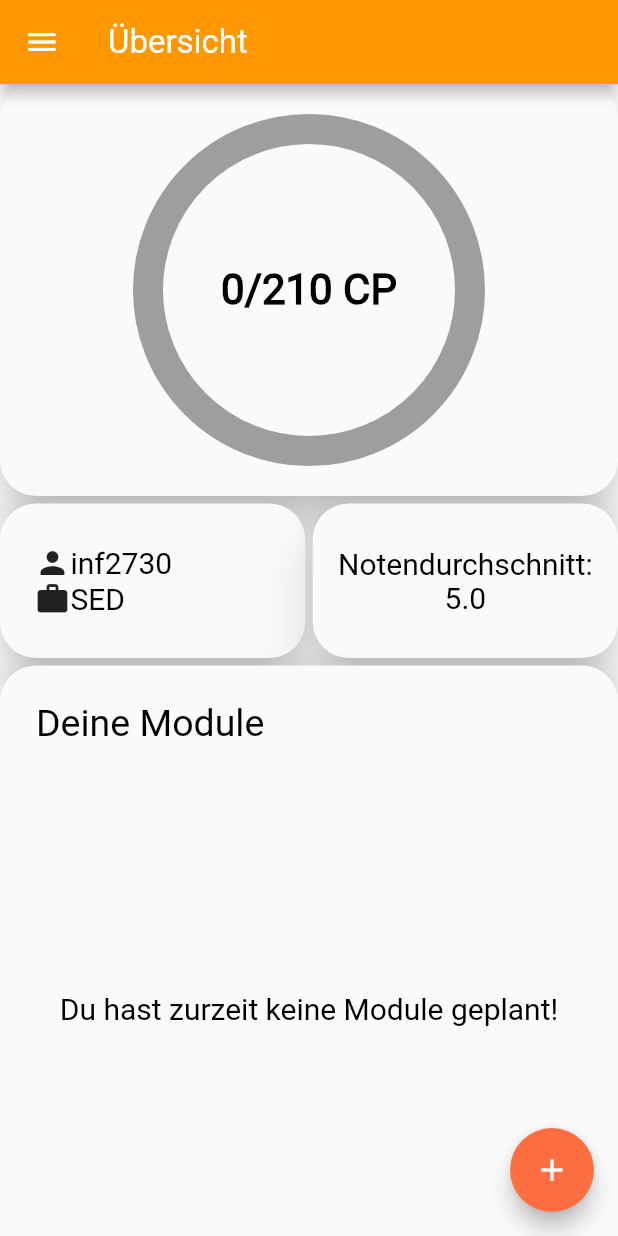
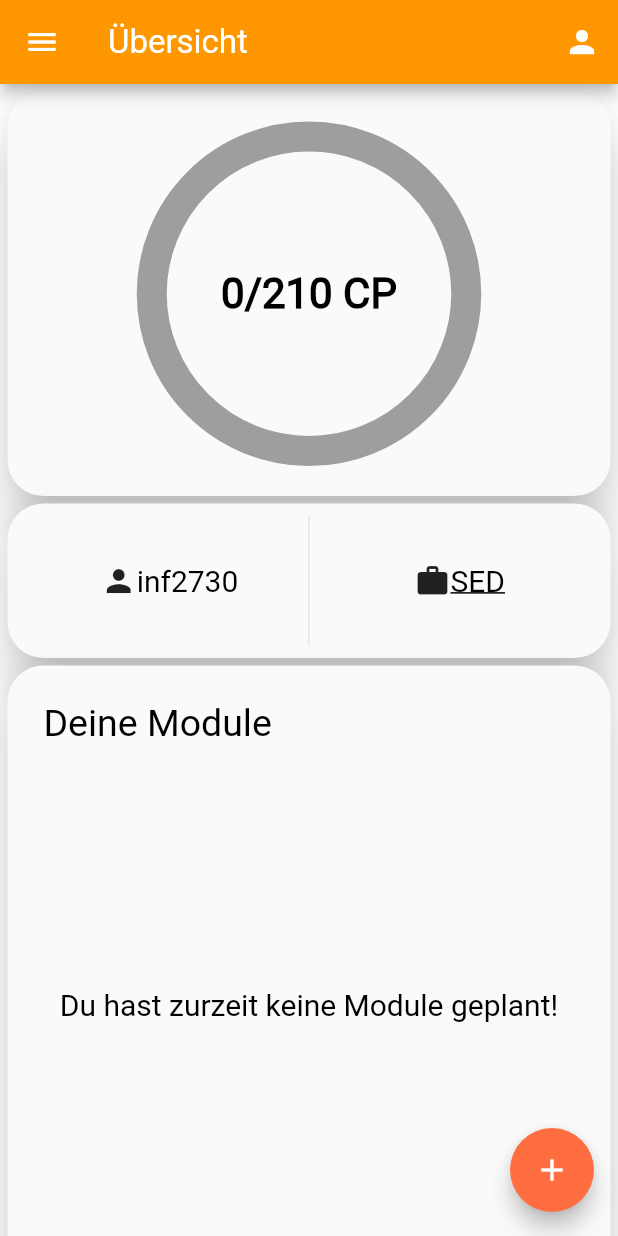
Before and after one commit to AlfredTachi/MyStudyBuddy2020, a Flutter app: the screen it shows after launch, on a phone screen of 412 x 824 dp. Run offline on Flutter 3.47's test engine with Material 2 defaults, Android fonts, the phone set to English and light mode, and no system bars; our stand-ins replace percent_indicator, photo_view, smooth_star_rating, webview_flutter; missing offline and left inert: flutter_plugin_pdf_viewer.

Commit message:
removed "Notendurchschnitt" from dashboard added person Icon to dashboard

```diff
--- a/lib/dashboard/dashboard.dart
+++ b/lib/dashboard/dashboard.dart
@@ -14,15 +14,21 @@ class DashboardState extends State<Dashboard> {
     return Scaffold(
       appBar: AppBar(
         title: Text("Übersicht"),
+        actions: <Widget>[
+          IconButton(
+            icon: Icon(Icons.person),
+            onPressed: () {
+              ///TODO Profilseite anzeigen
+            },
+          )
+        ],
       ),
       drawer: OwnDrawer(),
       body: StaggeredView(),
       floatingActionButton: FloatingActionButton(
         onPressed: () {
-          Navigator.push(
-            context,
-            MaterialPageRoute(builder: (context) => ModuleSelection())
-          );
+          Navigator.push(context,
+              MaterialPageRoute(builder: (context) => ModuleSelection()));
         },
         tooltip: 'Modul hinzufügen',
         child: Icon(Icons.add),
--- a/lib/dashboard/staggered_view_dashboard/staggered_view_dashboard.dart
+++ b/lib/dashboard/staggered_view_dashboard/staggered_view_dashboard.dart
@@ -19,34 +19,38 @@ Material persondetails(IconData icon, String infnumber, IconData icontwo,
       borderRadius: BorderRadius.circular(24.0),
       child: Padding(
         padding: EdgeInsets.all(8),
-        child: Column(
-          crossAxisAlignment: CrossAxisAlignment.start,
+        child: Row(
+          children: <Widget>[
+            Expanded(
+                child: Row(
               mainAxisAlignment: MainAxisAlignment.center,
               children: <Widget>[
-            Row(
-              children: <Widget>[
-                Padding(padding: EdgeInsets.only(left:15)),
+                Padding(padding: EdgeInsets.only(left: 15)),
                 Icon(icon),
                 Text(infnumber, style: TextStyle(fontSize: 20)),
               ],
-            ),
+            )),
+            VerticalDivider(),
+            Expanded(
+                child: Row(
+              mainAxisAlignment: MainAxisAlignment.center,
+              children: <Widget>[
                 GestureDetector(
                   onTap: () {
                     Navigator.pushNamed(context, '/qspinfo');
                   },
-              child: Container(
                   child: Row(
                     children: <Widget>[
-                  Padding(padding: EdgeInsets.only(left:15)),
                       Icon(icontwo),
-                  Flexible(
-                      child: FittedBox(
-                          fit: BoxFit.cover,
-                          child:
-                              Text(special, style: TextStyle(fontSize: 20)))),
+                      Text(special,
+                          style: TextStyle(
+                              fontSize: 20,
+                              decoration: TextDecoration.underline)),
                     ],
-              )),
+                  ),
                 )
+              ],
+            ))
           ],
         ),
       ));
@@ -129,21 +133,29 @@ class _StaggeredViewState extends State<StaggeredView> {
         crossAxisSpacing: 5,
         mainAxisSpacing: 5,
         children: <Widget>[
-          progress(GestureDetector(
+          Padding(
+            padding: const EdgeInsets.only(left: 5, right: 5, top: 5),
+            child: progress(GestureDetector(
                 onTap: () {
                   setState(() {
                     _creditPoints += 6;
                   });
                 },
                 child: ProgressBar(_creditPoints, _maxCreditPoints))),
-          persondetails(Icons.person, "inf2730", Icons.work, "SED", context),
-          grades("Notendurchschnitt:", 5.0),
-          module("Deine Module"),
+          ),
+          Padding(
+            padding: const EdgeInsets.only(left: 5, right: 5),
+            child: persondetails(
+                Icons.person, "inf2730", Icons.work, "SED", context),
+          ),
+          Padding(
+            padding: const EdgeInsets.only(left: 5, right: 5, bottom: 5),
+            child: module("Deine Module"),
+          ),
         ],
         staggeredTiles: [
           StaggeredTile.extent(2, screenHeight / 3),
-          StaggeredTile.extent(1, screenHeight / 8),
-          StaggeredTile.extent(1, screenHeight / 8),
+          StaggeredTile.extent(2, screenHeight / 8),
           StaggeredTile.extent(2, screenHeight / 2),
         ],
       ),
```
Lines whose indentation alone changed are shown as unchanged.
